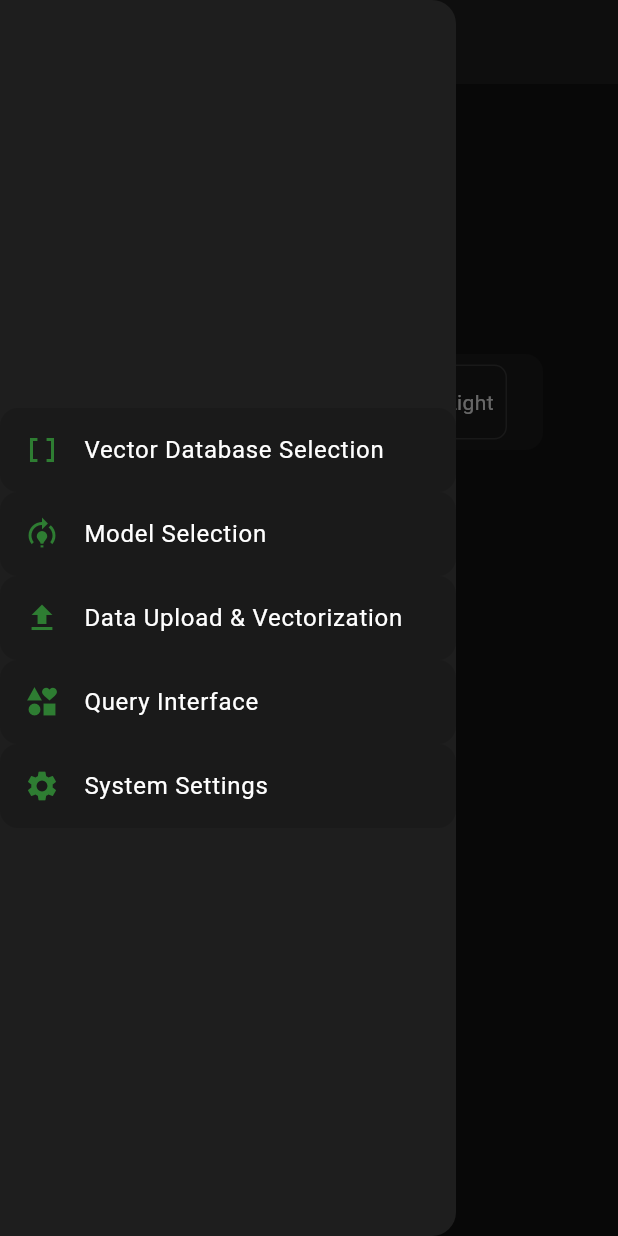
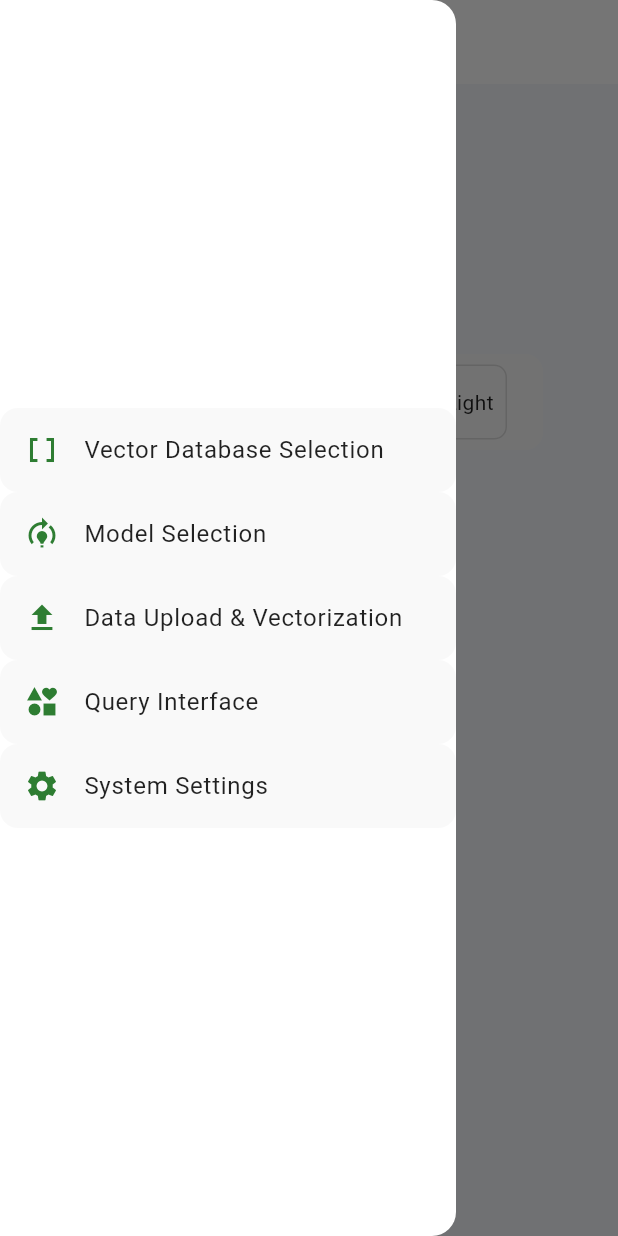
Before and after one commit to NeonMaliket/FA-RAG, a Flutter app: the screen it shows after launch, in the side drawer, after a tap on "Dark", on a phone screen of 412 x 824 dp. Run offline on Flutter 3.47's test engine with Material 3 defaults, Android fonts, the phone set to English and light mode, and no system bars.

Commit message:
add settings inherited logic

```diff
--- /dev/null
+++ b/fa_rag_ui/lib/domain/application_settings.dart
@@ -0,0 +1,35 @@
+import 'package:flutter/material.dart';
+
+class ApplicationSettings extends ChangeNotifier {
+  ThemeMode _currentThemeMode = ThemeMode.system;
+
+  ThemeMode get currentThemeMode => _currentThemeMode;
+
+  bool get isSystemThemeMode => _currentThemeMode == ThemeMode.system;
+  bool get isDarkThemeMode => _currentThemeMode == ThemeMode.dark;
+  bool get isLightThemeMode => _currentThemeMode == ThemeMode.light;
+
+  void turnTo(themeMode) {
+    _currentThemeMode = themeMode;
+    notifyListeners();
+  }
+}
+
+class ApplicationSettingsProvider
+    extends InheritedNotifier<ApplicationSettings> {
+  const ApplicationSettingsProvider({
+    super.key,
+    required super.notifier,
+    required super.child,
+  });
+
+  static ApplicationSettings of(BuildContext context) {
+    final provider = context
+        .dependOnInheritedWidgetOfExactType<ApplicationSettingsProvider>();
+
+    if (provider == null) {
+      throw Exception('SettingsProvider not found in widget tree');
+    }
+    return provider.notifier!;
+  }
+}
--- /dev/null
+++ b/fa_rag_ui/lib/domain/domain.dart
@@ -0,0 +1 @@
+export 'application_settings.dart';
--- a/fa_rag_ui/lib/fa_rag_app.dart
+++ b/fa_rag_ui/lib/fa_rag_app.dart
@@ -1,3 +1,4 @@
+import 'package:fa_rag_ui/domain/domain.dart';
 import 'package:fa_rag_ui/feature/main_window/main_window.dart';
 import 'package:fa_rag_ui/theme/rag_theme.dart';
 import 'package:flutter/material.dart';
@@ -7,13 +8,19 @@ class FaRagApp extends StatelessWidget {
 
   @override
   Widget build(BuildContext context) {
+    final settings = ApplicationSettingsProvider.of(context);
+    return ListenableBuilder(
+      listenable: settings,
+      builder: (context, _) {
         return MaterialApp(
           title: 'FA-RAG',
           theme: ragAppLightTheme,
           debugShowCheckedModeBanner: false,
           darkTheme: ragAppDarkTheme,
-      themeMode: ThemeMode.dark,
+          themeMode: settings.currentThemeMode,
           home: MainWindow(),
+        );
+      },
     );
   }
 }
--- a/fa_rag_ui/lib/feature/main_window/pages/settings_page.dart
+++ b/fa_rag_ui/lib/feature/main_window/pages/settings_page.dart
@@ -1,3 +1,4 @@
+import 'package:fa_rag_ui/domain/domain.dart';
 import 'package:fa_rag_ui/feature/main_window/pages/abstract_page.dart';
 import 'package:flutter/material.dart';
 
@@ -13,27 +14,26 @@ class SettingsPage extends StatelessWidget {
   }
 }
 
-class ThemeSwitcher extends StatefulWidget {
+class ThemeSwitcher extends StatelessWidget {
   const ThemeSwitcher({super.key});
 
   @override
-  State<ThemeSwitcher> createState() => _ThemeSwitcherState();
-}
-
-class _ThemeSwitcherState extends State<ThemeSwitcher> {
-  ThemeMode themeMode = ThemeMode.system;
-  final themeMap = {0: ThemeMode.dark, 1: ThemeMode.system, 2: ThemeMode.light};
-
-  @override
   Widget build(BuildContext context) {
+    final settings = ApplicationSettingsProvider.of(context);
+    return ListenableBuilder(
+      listenable: settings,
+      builder: (context, _) {
         return ListTile(
           leading: Icon(Icons.color_lens),
           title: Text('Theme Mode'),
           trailing: ToggleButtons(
-        isSelected: [_isDarkTheme, _isSystemTheme, _isLishtTheme],
+            isSelected: [
+              settings.isDarkThemeMode,
+              settings.isSystemThemeMode,
+              settings.isLightThemeMode,
+            ],
             onPressed: (index) {
-          themeMode = themeMap[index] ?? themeMode;
-          setState(() {});
+              settings.turnTo(_themeMap[index] ?? ThemeMode.system);
             },
             borderRadius: const BorderRadius.all(Radius.circular(8)),
             children: [
@@ -46,9 +46,13 @@ class _ThemeSwitcherState extends State<ThemeSwitcher> {
             ],
           ),
         );
+      },
+    );
   }
 
-  bool get _isDarkTheme => themeMode == ThemeMode.dark;
-  bool get _isSystemTheme => themeMode == ThemeMode.system;
-  bool get _isLishtTheme => themeMode == ThemeMode.light;
+  Map<int, ThemeMode> get _themeMap => {
+    0: ThemeMode.dark,
+    1: ThemeMode.system,
+    2: ThemeMode.light,
+  };
 }
--- a/fa_rag_ui/lib/main.dart
+++ b/fa_rag_ui/lib/main.dart
@@ -1,6 +1,12 @@
+import 'package:fa_rag_ui/domain/application_settings.dart';
 import 'package:fa_rag_ui/fa_rag_app.dart';
 import 'package:flutter/material.dart';
 
 void main() {
-  runApp(const FaRagApp());
+  runApp(
+    ApplicationSettingsProvider(
+      notifier: ApplicationSettings(),
+      child: const FaRagApp(),
+    ),
+  );
 }
```
Lines whose indentation alone changed are shown as unchanged.
